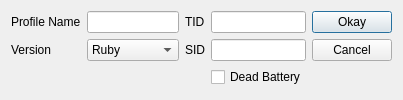
Qt form Form/Gen3/Profile/ProfileEditor3.ui (Admiral-Fish/PokeFinder) before a commit.
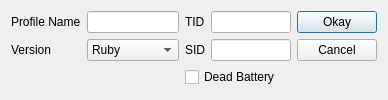
The same form after that commit. Custom widgets are drawn as their Qt base class.

What changed in the file:
```diff
--- a/Form/Gen3/Profile/ProfileEditor3.ui
+++ b/Form/Gen3/Profile/ProfileEditor3.ui
@@ -90,7 +90,7 @@
    <item row="1" column="3">
     <widget class="TextBox" name="textBoxSID"/>
    </item>
-   <item row="2" column="3">
+   <item row="2" column="2" colspan="2">
     <widget class="QCheckBox" name="checkBoxDeadBattery">
      <property name="text">
       <string>Dead Battery</string>
```
Left out of the diff: 2 changed lines with no effect on the pictures.
